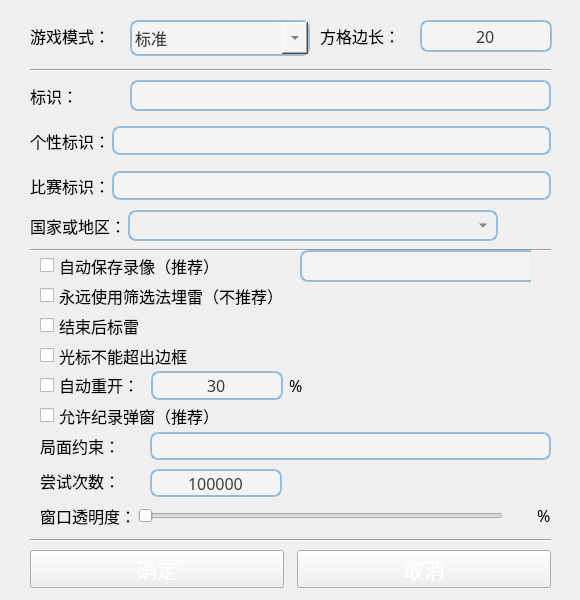
Before: the Qt Designer form uiFiles/ui_gs.ui in eee555/Solvable-Minesweeper, drawn with Qt 5.
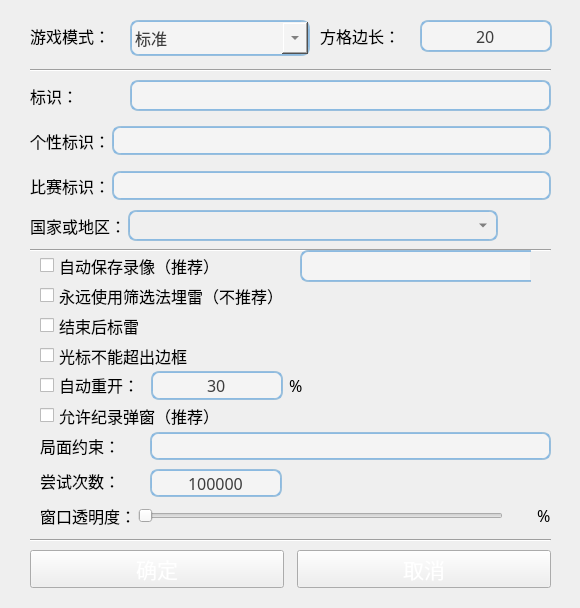
After: the same form once the commit is applied. Icons and pictures are not drawn. Custom widgets are drawn as their Qt base class.

Diff of the .ui file:
```diff
--- a/uiFiles/ui_gs.ui
+++ b/uiFiles/ui_gs.ui
@@ -10,19 +10,19 @@
     <x>0</x>
     <y>0</y>
     <width>580</width>
-    <height>600</height>
+    <height>608</height>
    </rect>
   </property>
   <property name="minimumSize">
    <size>
     <width>580</width>
-    <height>600</height>
+    <height>608</height>
    </size>
   </property>
   <property name="maximumSize">
    <size>
     <width>580</width>
-    <height>600</height>
+    <height>608</height>
    </size>
   </property>
   <property name="mouseTracking">
```
